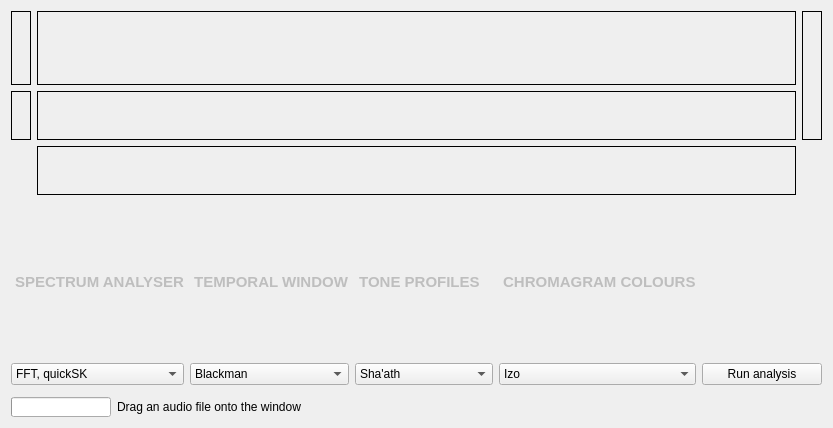
Before: the Qt Designer form detailwindow.ui in ibsh/is_KeyFinder, drawn with Qt 5.
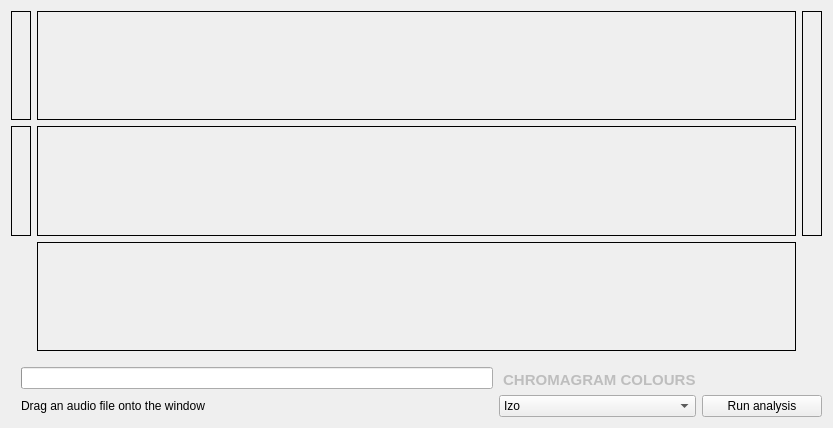
After: the same form once the commit is applied.

The edit to the form file:
```diff
--- a/detailwindow.ui
+++ b/detailwindow.ui
@@ -233,75 +233,24 @@
      </layout>
     </item>
     <item>
-     <layout class="QGridLayout" name="gridLayout_UI">
+     <layout class="QGridLayout" name="gridLayout_UI" columnstretch="1,0,0">
+      <property name="leftMargin">
+       <number>10</number>
+      </property>
       <property name="topMargin">
-       <number>6</number>
+       <number>10</number>
       </property>
-      <item row="0" column="0">
-       <widget class="QLabel" name="spectrumAnalyserLabel">
-        <property name="enabled">
-         <bool>false</bool>
-        </property>
-        <property name="font">
-         <font>
-          <pointsize>11</pointsize>
-          <weight>75</weight>
-          <bold>true</bold>
-         </font>
-        </property>
-        <property name="text">
-         <string> SPECTRUM ANALYSER</string>
-        </property>
-        <property name="textFormat">
-         <enum>Qt::PlainText</enum>
-        </property>
-       </widget>
-      </item>
       <item row="0" column="1">
-       <widget class="QLabel" name="temporalWindowLabel">
-        <property name="enabled">
-         <bool>false</bool>
-        </property>
-        <property name="font">
-         <font>
-          <pointsize>11</pointsize>
-          <weight>75</weight>
-          <bold>true</bold>
-         </font>
-        </property>
-        <property name="text">
-         <string> TEMPORAL WINDOW</string>
-        </property>
-        <property name="textFormat">
-         <enum>Qt::PlainText</enum>
-        </property>
-       </widget>
-      </item>
-      <item row="0" column="2">
-       <widget class="QLabel" name="toneProfilesLabel">
-        <property name="enabled">
-         <bool>false</bool>
-        </property>
-        <property name="font">
-         <font>
-          <pointsize>11</pointsize>
-          <weight>75</weight>
-          <bold>true</bold>
-         </font>
-        </property>
-        <property name="text">
-         <string> TONE PROFILES</string>
-        </property>
-        <property name="textFormat">
-         <enum>Qt::PlainText</enum>
-        </property>
-       </widget>
-      </item>
-      <item row="0" column="3">
        <widget class="QLabel" name="chromaColourLabel">
         <property name="enabled">
          <bool>false</bool>
         </property>
+        <property name="minimumSize">
+         <size>
+          <width>0</width>
+          <height>20</height>
+         </size>
+        </property>
         <property name="font">
          <font>
           <pointsize>11</pointsize>
@@ -315,99 +264,19 @@
         <property name="textFormat">
          <enum>Qt::PlainText</enum>
         </property>
-       </widget>
-      </item>
-      <item row="1" column="0">
-       <widget class="QComboBox" name="spectrumAnalyserCombo">
-        <property name="toolTip">
-         <string>Choose the combination of
-spectrum analyser and post-
-processor you want to use on
-this track.</string>
+        <property name="alignment">
+         <set>Qt::AlignBottom|Qt::AlignLeading|Qt::AlignLeft</set>
         </property>
-        <property name="currentIndex">
-         <number>3</number>
-        </property>
-        <item>
-         <property name="text">
-          <string>Goertzel</string>
-         </property>
-        </item>
-        <item>
-         <property name="text">
-          <string>FFT, single bins</string>
-         </property>
-        </item>
-        <item>
-         <property name="text">
-          <string>FFT, constant Q</string>
-         </property>
-        </item>
-        <item>
-         <property name="text">
-          <string>FFT, quickSK</string>
-         </property>
-        </item>
        </widget>
       </item>
       <item row="1" column="1">
-       <widget class="QComboBox" name="temporalWindowCombo">
-        <property name="toolTip">
-         <string>Choose the function you
-want the spectrum analyser
-to use for temporal windowing.</string>
-        </property>
-        <property name="currentIndex">
-         <number>0</number>
-        </property>
-        <item>
-         <property name="text">
-          <string>Blackman</string>
-         </property>
-        </item>
-        <item>
-         <property name="text">
-          <string>Hamming</string>
-         </property>
-        </item>
-        <item>
-         <property name="text">
-          <string>Hann</string>
-         </property>
-        </item>
-       </widget>
-      </item>
-      <item row="1" column="2">
-       <widget class="QComboBox" name="toneProfilesCombo">
-        <property name="toolTip">
-         <string>Choose the profiles you want
-to use for key correlation.
-Temperley is best for rock and
-classical, Sha'ath is best for EDM,
-Krumhansl is pretty good all round.</string>
-        </property>
-        <property name="currentIndex">
-         <number>2</number>
-        </property>
-        <item>
-         <property name="text">
-          <string>Krumhansl</string>
-         </property>
-        </item>
-        <item>
-         <property name="text">
-          <string>Temperley</string>
-         </property>
-        </item>
-        <item>
-         <property name="text">
-          <string>Sha'ath</string>
-         </property>
-        </item>
-       </widget>
-      </item>
-      <item row="1" column="3">
        <widget class="QComboBox" name="chromaColourCombo">
+        <property name="sizePolicy">
+         <sizepolicy hsizetype="Minimum" vsizetype="Fixed">
+          <horstretch>0</horstretch>
+          <verstretch>0</verstretch>
+         </sizepolicy>
+        </property>
         <property name="toolTip">
          <string>Choose the colour scheme
 for the chromagram. Some
@@ -436,7 +305,7 @@
         </item>
        </widget>
       </item>
-      <item row="1" column="4">
+      <item row="1" column="2">
        <widget class="QPushButton" name="runButton">
         <property name="minimumSize">
          <size>
@@ -455,39 +324,10 @@
         </property>
        </widget>
       </item>
-     </layout>
-    </item>
-    <item>
-     <layout class="QHBoxLayout" name="horizontalLayout_status">
-      <property name="topMargin">
-       <number>6</number>
-      </property>
-      <item>
-       <widget class="QProgressBar" name="progressBar">
-        <property name="sizePolicy">
-         <sizepolicy hsizetype="Fixed" vsizetype="Fixed">
-          <horstretch>0</horstretch>
-          <verstretch>0</verstretch>
-         </sizepolicy>
-        </property>
-        <property name="minimumSize">
-         <size>
-          <width>100</width>
-          <height>20</height>
-         </size>
-        </property>
-        <property name="maximumSize">
-         <size>
-          <width>100</width>
-          <height>20</height>
-         </size>
-        </property>
-       </widget>
-      </item>
-      <item>
+      <item row="1" column="0">
        <widget class="QLabel" name="statusLabel">
         <property name="sizePolicy">
-         <sizepolicy hsizetype="Preferred" vsizetype="Maximum">
+         <sizepolicy hsizetype="Expanding" vsizetype="Fixed">
           <horstretch>0</horstretch>
           <verstretch>0</verstretch>
          </sizepolicy>
@@ -512,6 +352,9 @@
         </property>
        </widget>
       </item>
+      <item row="0" column="0">
+       <widget class="QProgressBar" name="progressBar"/>
+      </item>
      </layout>
     </item>
    </layout>
```
Left out of the diff: 29 changed lines with no effect on the pictures.
